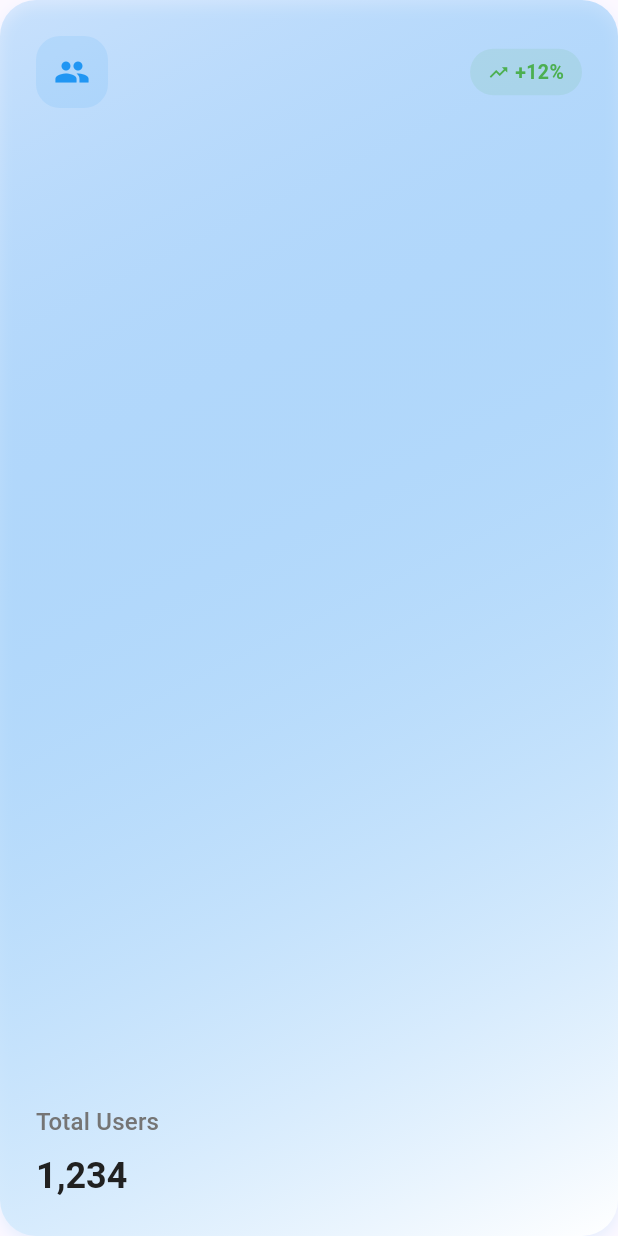
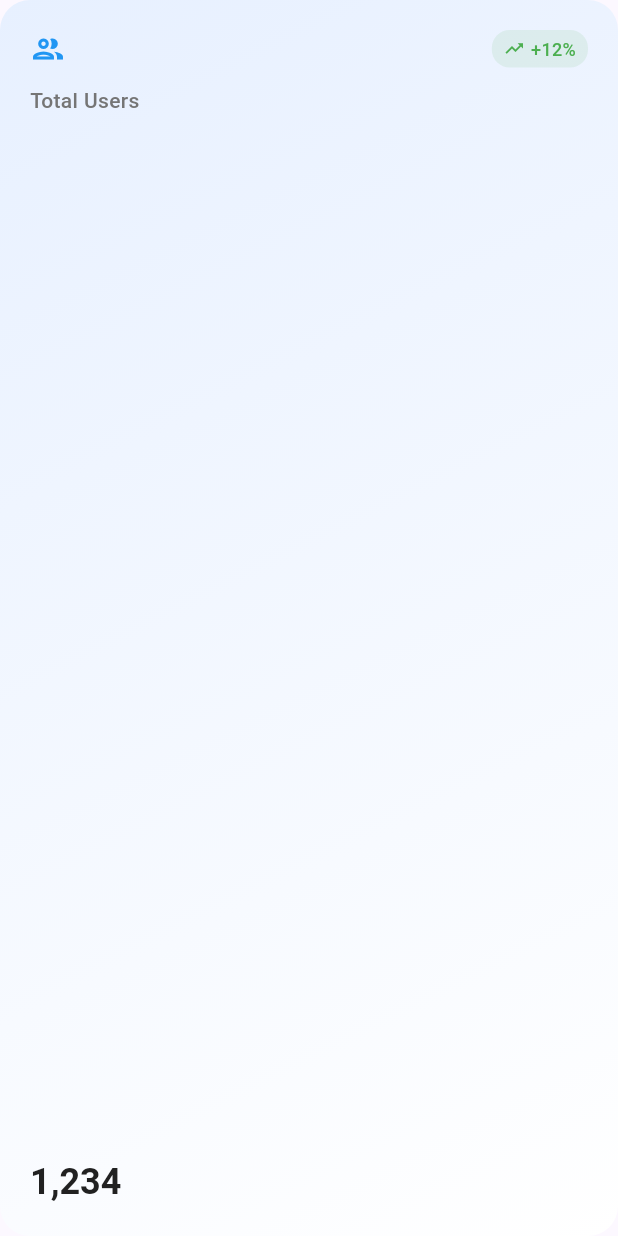
Before and after one commit to BagasStj/Dashboard-App, a Flutter app: the SummaryCard widget shown alone on an empty page, opened directly, on a phone screen of 412 x 824 dp. Run offline on Flutter 3.47's test engine with Material 3 defaults, Android fonts, the phone set to English and light mode, and no system bars; our stand-ins replace fl_chart.

Commit message:
memperbaiki tampilan agar lebih rapih

```diff
--- a/lib/features/dashboard/presentation/widgets/summary_card.dart
+++ b/lib/features/dashboard/presentation/widgets/summary_card.dart
@@ -16,15 +16,16 @@ class SummarySection extends StatelessWidget {
       crossAxisCount: crossAxisCount,
       mainAxisSpacing: 16,
       crossAxisSpacing: 16,
-      childAspectRatio: 1.5,
+      childAspectRatio: 1.6,
       children: const [
         SummaryCard(
           title: 'Total Users',
           value: '1,234',
-          icon: Icons.people,
+          icon: Icons.group_outlined,
           color: Colors.blue,
           trend: '+12%',
           isPositive: true,
+          gradientColors: [Color(0xFFE7F0FF), Colors.white],
         ),
         SummaryCard(
           title: 'Revenue',
@@ -33,14 +34,16 @@ class SummarySection extends StatelessWidget {
           color: Colors.green,
           trend: '+8%',
           isPositive: true,
+          gradientColors: [Color(0xFFE6F7EC), Colors.white],
         ),
         SummaryCard(
           title: 'Orders',
           value: '856',
-          icon: Icons.shopping_cart,
+          icon: Icons.shopping_cart_outlined,
           color: Colors.orange,
           trend: '-3%',
           isPositive: false,
+          gradientColors: [Color(0xFFFFF3E0), Colors.white],
         ),
         SummaryCard(
           title: 'Conversion',
@@ -49,6 +52,7 @@ class SummarySection extends StatelessWidget {
           color: Colors.purple,
           trend: '+2%',
           isPositive: true,
+          gradientColors: [Color(0xFFF3E5F5), Colors.white],
         ),
       ],
     );
@@ -62,6 +66,7 @@ class SummaryCard extends StatefulWidget {
   final Color color;
   final String trend;
   final bool isPositive;
+  final List<Color> gradientColors;
 
   const SummaryCard({
     Key? key,
@@ -71,104 +76,51 @@ class SummaryCard extends StatefulWidget {
     required this.color,
     required this.trend,
     required this.isPositive,
+    required this.gradientColors,
   }) : super(key: key);
 
   @override
   State<SummaryCard> createState() => _SummaryCardState();
 }
 
-class _SummaryCardState extends State<SummaryCard>
-    with SingleTickerProviderStateMixin {
-  late AnimationController _controller;
-  late Animation<double> _scaleAnimation;
-  bool _isHovered = false;
-
-  @override
-  void initState() {
-    super.initState();
-    _controller = AnimationController(
-      duration: const Duration(milliseconds: 200),
-      vsync: this,
-    );
-    _scaleAnimation = Tween<double>(begin: 1.0, end: 1.03).animate(
-      CurvedAnimation(parent: _controller, curve: Curves.easeInOut),
-    );
-  }
-
-  @override
-  void dispose() {
-    _controller.dispose();
-    super.dispose();
-  }
-
+class _SummaryCardState extends State<SummaryCard> {
   @override
   Widget build(BuildContext context) {
-    return MouseRegion(
-      onEnter: (_) {
-        setState(() {
-          _isHovered = true;
-          _controller.forward();
-        });
-      },
-      onExit: (_) {
-        setState(() {
-          _isHovered = false;
-          _controller.reverse();
-        });
-      },
-      child: ScaleTransition(
-        scale: _scaleAnimation,
-        child: Container(
+    return Container(
       decoration: BoxDecoration(
-            color: Colors.white,
-            borderRadius: BorderRadius.circular(24),
+        borderRadius: BorderRadius.circular(20),
         gradient: LinearGradient(
           begin: Alignment.topLeft,
           end: Alignment.bottomRight,
-              colors: [
-                widget.color.withOpacity(0.15),
-                Colors.white,
-              ],
+          colors: widget.gradientColors,
         ),
-            boxShadow: [
-              BoxShadow(
-                color: widget.color.withOpacity(0.1),
-                blurRadius: _isHovered ? 16 : 8,
-                offset: const Offset(0, 4),
-                spreadRadius: _isHovered ? 2 : 0,
       ),
-            ],
-          ),
-          padding: const EdgeInsets.all(24.0),
+      padding: const EdgeInsets.all(20),
       child: Column(
         crossAxisAlignment: CrossAxisAlignment.start,
         mainAxisAlignment: MainAxisAlignment.spaceBetween,
         children: [
+          Column(
+            crossAxisAlignment: CrossAxisAlignment.start,
+            children: [
               Row(
                 mainAxisAlignment: MainAxisAlignment.spaceBetween,
                 children: [
-                  Container(
-                    padding: const EdgeInsets.all(12),
-                    decoration: BoxDecoration(
-                      color: widget.color.withOpacity(0.1),
-                      borderRadius: BorderRadius.circular(16),
-                    ),
-                    child: Icon(
+                  Icon(
                     widget.icon,
                     color: widget.color,
                     size: 24,
                   ),
-                  ),
                   Container(
                     padding: const EdgeInsets.symmetric(
-                      horizontal: 12,
-                      vertical: 6,
+                      horizontal: 8,
+                      vertical: 4,
                     ),
                     decoration: BoxDecoration(
                       color: widget.isPositive
                           ? Colors.green.withOpacity(0.1)
                           : Colors.red.withOpacity(0.1),
-                      borderRadius: BorderRadius.circular(20),
+                      borderRadius: BorderRadius.circular(12),
                     ),
                     child: Row(
                       mainAxisSize: MainAxisSize.min,
@@ -186,8 +138,8 @@ class _SummaryCardState extends State<SummaryCard>
                           style: TextStyle(
                             color:
                                 widget.isPositive ? Colors.green : Colors.red,
-                            fontWeight: FontWeight.bold,
-                            fontSize: 13,
+                            fontWeight: FontWeight.w500,
+                            fontSize: 12,
                           ),
                         ),
                       ],
@@ -195,33 +147,25 @@ class _SummaryCardState extends State<SummaryCard>
                   ),
                 ],
               ),
-              Column(
-                crossAxisAlignment: CrossAxisAlignment.start,
-                children: [
+              const SizedBox(height: 12),
               Text(
                 widget.title,
-                    style: Theme.of(context).textTheme.titleMedium?.copyWith(
+                style: TextStyle(
                   color: Colors.grey[600],
+                  fontSize: 14,
                   fontWeight: FontWeight.w500,
                 ),
               ),
-                  const SizedBox(height: 8),
-                  FittedBox(
-                    fit: BoxFit.scaleDown,
-                    child: Text(
+            ],
+          ),
+          Text(
             widget.value,
-                      style:
-                          Theme.of(context).textTheme.headlineSmall?.copyWith(
+            style: Theme.of(context).textTheme.headlineSmall?.copyWith(
                   fontWeight: FontWeight.bold,
                   color: Colors.grey[900],
                 ),
           ),
-                  ),
         ],
-              ),
-            ],
-          ),
-        ),
       ),
     );
   }
```
Lines whose indentation alone changed are shown as unchanged.
